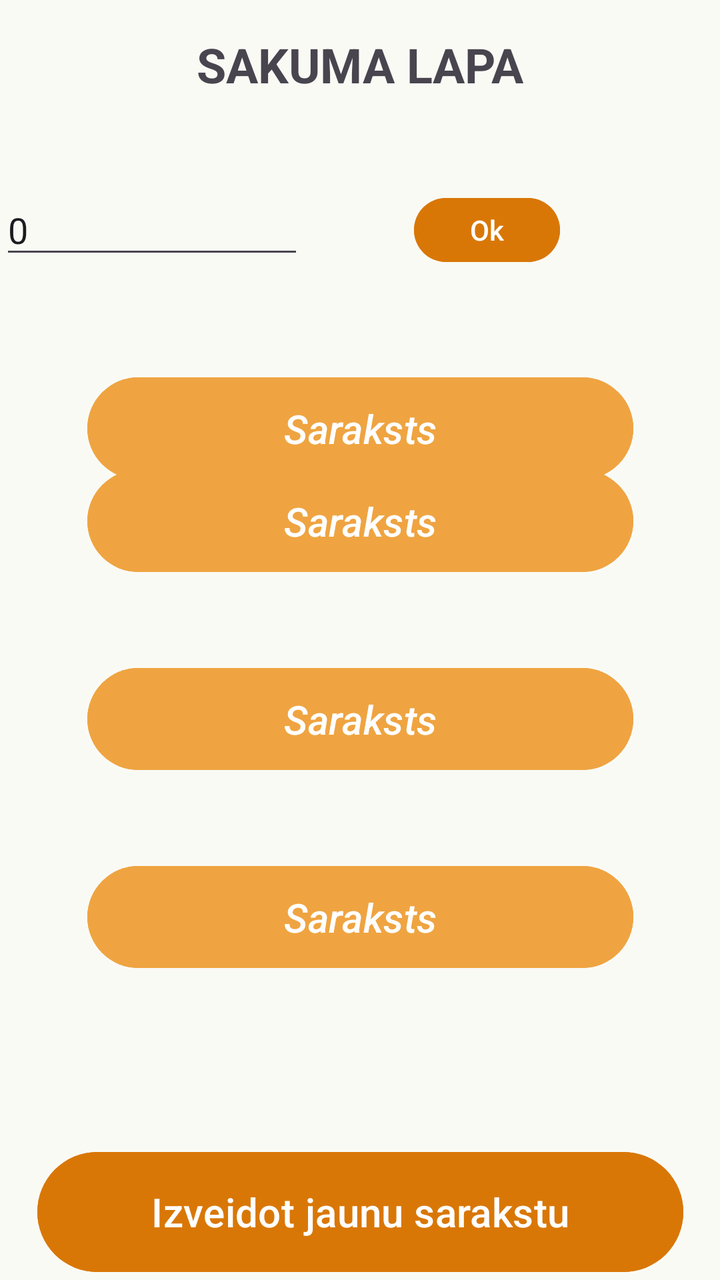
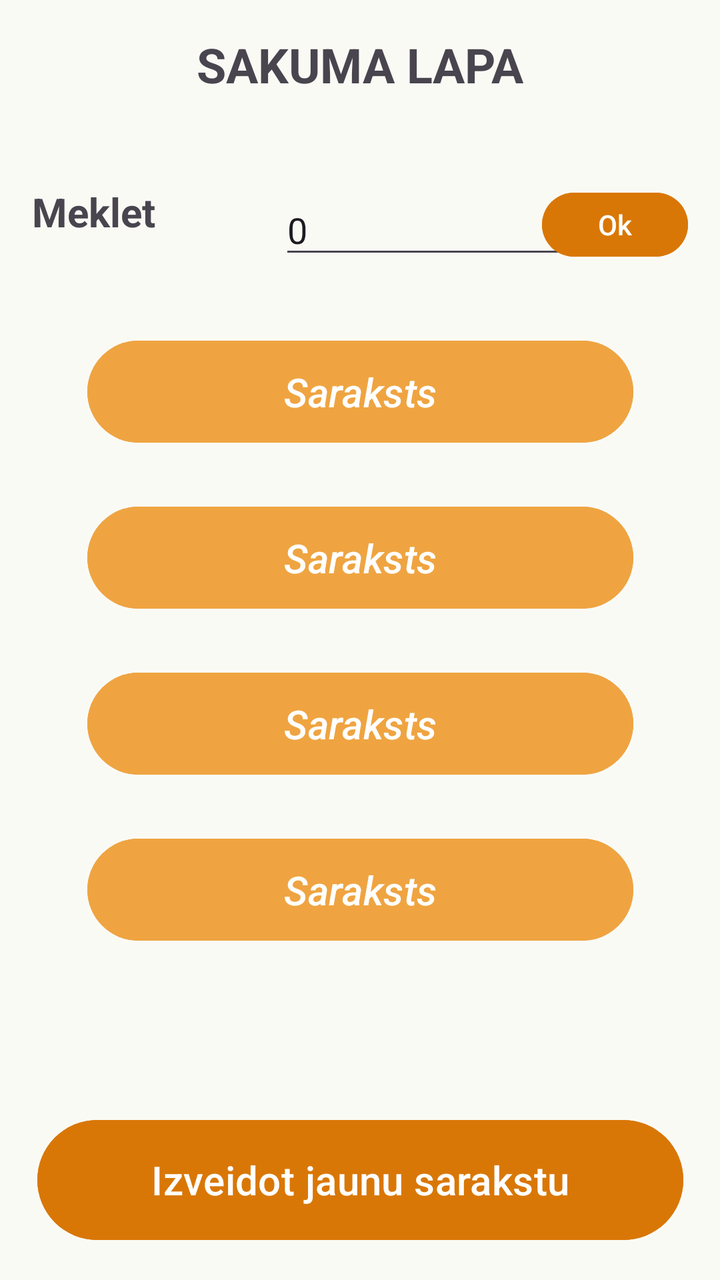

Screens rendered from an Android XML layout before and after an edit, with the pre-edit source and the edit as a unified diff.
<!-- AndroidManifest.xml: application theme Theme._11_PD2_PA_Giruckis_Nikitins_2026 -->
<!-- res/layout/main_page.xml -->
<?xml version="1.0" encoding="utf-8"?>
<androidx.constraintlayout.widget.ConstraintLayout xmlns:android="http://schemas.android.com/apk/res/android"
    xmlns:app="http://schemas.android.com/apk/res-auto"
    xmlns:tools="http://schemas.android.com/tools"
    android:layout_width="match_parent"
    android:layout_height="match_parent"
    android:background="#FAFAF5">

    <TextView
        android:id="@+id/main_page_text"
        android:layout_width="wrap_content"
        android:layout_height="wrap_content"
        android:layout_marginTop="16dp"
        android:text="@string/main_page_text"
        android:textAllCaps="true"
        android:textSize="24sp"
        android:textStyle="bold"
        app:layout_constraintEnd_toEndOf="parent"
        app:layout_constraintStart_toStartOf="parent"
        app:layout_constraintTop_toTopOf="parent" />

    <TextView
        android:id="@+id/main_page_FindText"
        android:layout_width="144dp"
        android:layout_height="29dp"
        android:layout_marginTop="44dp"
        android:layout_marginEnd="8dp"
        android:text="@string/main_page_text2"
        android:textSize="20sp"
        android:textStyle="bold"
        app:layout_constraintEnd_toStartOf="@+id/main_page_search"
        app:layout_constraintTop_toBottomOf="@+id/main_page_text" />

    <EditText
        android:id="@+id/main_page_search"
        android:layout_width="152dp"
        android:layout_height="42dp"
        android:layout_marginTop="44dp"
        android:autofillHints=""
        android:ems="10"
        android:inputType="text"
        android:text="@string/main_page_search"

        app:layout_constraintTop_toBottomOf="@+id/main_page_text"
        tools:ignore="MissingConstraints,TouchTargetSizeCheck"
        tools:layout_editor_absoluteX="159dp" />

    <Button
        android:id="@+id/main_page_list1"
        android:layout_width="273dp"
        android:layout_height="59dp"
        android:layout_marginTop="140dp"
        android:layout_marginBottom="28dp"
        android:backgroundTint="#EFA441"
        android:text="@string/main_page_button1"
        android:textSize="20sp"
        android:textStyle="italic"
        app:layout_constraintBottom_toTopOf="@id/main_page_list2"
        app:layout_constraintEnd_toEndOf="parent"
        app:layout_constraintStart_toStartOf="parent"
        app:layout_constraintTop_toBottomOf="@+id/main_page_text"
        app:layout_constraintVertical_bias="0.083" />

    <Button
        android:id="@+id/main_page_list2"
        android:layout_width="273dp"
        android:layout_height="59dp"
        android:layout_marginBottom="40dp"
        android:backgroundTint="#EFA441"
        android:text="@string/main_page_button2"
        android:textSize="20sp"
        android:textStyle="italic"
        app:layout_constraintBottom_toTopOf="@+id/main_page_list3"
        app:layout_constraintEnd_toEndOf="parent"
        app:layout_constraintStart_toStartOf="parent" />

    <Button
        android:id="@+id/main_page_list3"
        android:layout_width="273dp"
        android:layout_height="59dp"
        android:layout_marginBottom="40dp"
        android:backgroundTint="#EFA441"
        android:text="@string/main_page_button3"
        android:textSize="20sp"
        android:textStyle="italic"
        app:layout_constraintBottom_toTopOf="@+id/main_page_list4"
        app:layout_constraintEnd_toEndOf="parent"
        app:layout_constraintStart_toStartOf="parent" />

    <Button
        android:id="@+id/main_page_list4"
        android:layout_width="273dp"
        android:layout_height="59dp"
        android:layout_marginTop="40dp"
        android:backgroundTint="#EFA441"
        android:text="@string/main_page_button4"
        android:textSize="20sp"
        android:textStyle="italic"
        app:layout_constraintEnd_toEndOf="parent"
        app:layout_constraintStart_toStartOf="parent"
        app:layout_constraintTop_toBottomOf="@+id/main_page_list3" />

    <Button
        android:id="@+id/main_page_newList_button"
        android:layout_width="323dp"
        android:layout_height="68dp"
        android:layout_marginTop="84dp"
        android:backgroundTint="#D97706"
        android:text="@string/main_page_button5"
        android:textSize="20sp"
        app:layout_constraintBottom_toBottomOf="parent"
        app:layout_constraintEnd_toEndOf="parent"
        app:layout_constraintStart_toStartOf="parent"
        app:layout_constraintTop_toBottomOf="@+id/main_page_list4"
        app:layout_constraintVertical_bias="0.057" />

    <Button
        android:id="@+id/main_page_search_button"
        android:layout_width="73dp"
        android:layout_height="40dp"
        android:layout_marginTop="44dp"
        android:backgroundTint="#D97706"
        android:text="@string/main_page_button6"
        android:textSize="14sp"
        app:layout_constraintBottom_toTopOf="@+id/main_page_list1"
        app:layout_constraintEnd_toEndOf="parent"
        app:layout_constraintHorizontal_bias="0.407"
        app:layout_constraintStart_toEndOf="@+id/main_page_search"
        app:layout_constraintTop_toBottomOf="@+id/main_page_text"
        app:layout_constraintVertical_bias="0.052"
        tools:ignore="TouchTargetSizeCheck" />
</androidx.constraintlayout.widget.ConstraintLayout>
<!-- resources referenced by this layout -->
<resources>
  <string name="main_page_button1">Saraksts</string>
  <string name="main_page_button2">Saraksts</string>
  <string name="main_page_button3">Saraksts</string>
  <string name="main_page_button4">Saraksts</string>
  <string name="main_page_button5">Izveidot jaunu sarakstu</string>
  <string name="main_page_button6">Ok</string>
  <string name="main_page_search">0</string>
  <string name="main_page_text">Sakuma lapa</string>
  <string name="main_page_text2">Meklet sarakstu</string>
  <style name="Theme._11_PD2_PA_Giruckis_Nikitins_2026" parent="Base.Theme._11_PD2_PA_Giruckis_Nikitins_2026" />
  <style name="Base.Theme._11_PD2_PA_Giruckis_Nikitins_2026" parent="Theme.Material3.DayNight.NoActionBar">
          
          
      </style>
</resources>

<!-- the commit's change to res/layout/main_page.xml (unified diff, before → after) -->
@@ -23,75 +23,83 @@
         android:id="@+id/main_page_FindText"
         android:layout_width="144dp"
         android:layout_height="29dp"
+        android:layout_marginStart="16dp"
         android:layout_marginTop="44dp"
-        android:layout_marginEnd="8dp"
         android:text="@string/main_page_text2"
         android:textSize="20sp"
         android:textStyle="bold"
-        app:layout_constraintEnd_toStartOf="@+id/main_page_search"
+        app:layout_constraintStart_toStartOf="parent"
         app:layout_constraintTop_toBottomOf="@+id/main_page_text" />
 
     <EditText
         android:id="@+id/main_page_search"
         android:layout_width="152dp"
         android:layout_height="42dp"
+        android:layout_marginStart="8dp"
         android:layout_marginTop="44dp"
+        android:layout_marginEnd="8dp"
         android:autofillHints=""
         android:ems="10"
+
         android:inputType="text"
         android:text="@string/main_page_search"
-
+        app:layout_constraintEnd_toStartOf="@+id/main_page_search_button"
+        app:layout_constraintStart_toEndOf="@+id/main_page_FindText"
         app:layout_constraintTop_toBottomOf="@+id/main_page_text"
-        tools:ignore="MissingConstraints,TouchTargetSizeCheck"
-        tools:layout_editor_absoluteX="159dp" />
+        tools:ignore="MissingConstraints,TouchTargetSizeCheck" />
 
     <Button
         android:id="@+id/main_page_list1"
         android:layout_width="273dp"
         android:layout_height="59dp"
-        android:layout_marginTop="140dp"
-        android:layout_marginBottom="28dp"
+        android:layout_marginStart="16dp"
+        android:layout_marginTop="32dp"
+        android:layout_marginEnd="16dp"
         android:backgroundTint="#EFA441"
         android:text="@string/main_page_button1"
         android:textSize="20sp"
         android:textStyle="italic"
-        app:layout_constraintBottom_toTopOf="@id/main_page_list2"
         app:layout_constraintEnd_toEndOf="parent"
         app:layout_constraintStart_toStartOf="parent"
-        app:layout_constraintTop_toBottomOf="@+id/main_page_text"
-        app:layout_constraintVertical_bias="0.083" />
+        app:layout_constraintTop_toBottomOf="@+id/main_page_search" />
 
     <Button
         android:id="@+id/main_page_list2"
         android:layout_width="273dp"
         android:layout_height="59dp"
-        android:layout_marginBottom="40dp"
+        android:layout_marginStart="16dp"
+        android:layout_marginTop="24dp"
+        android:layout_marginEnd="16dp"
         android:backgroundTint="#EFA441"
         android:text="@string/main_page_button2"
         android:textSize="20sp"
         android:textStyle="italic"
-        app:layout_constraintBottom_toTopOf="@+id/main_page_list3"
         app:layout_constraintEnd_toEndOf="parent"
-        app:layout_constraintStart_toStartOf="parent" />
+        app:layout_constraintStart_toStartOf="parent"
+        app:layout_constraintTop_toBottomOf="@+id/main_page_list1" />
 
     <Button
         android:id="@+id/main_page_list3"
         android:layout_width="273dp"
         android:layout_height="59dp"
-        android:layout_marginBottom="40dp"
+        android:layout_marginStart="16dp"
+        android:layout_marginTop="24dp"
+        android:layout_marginEnd="16dp"
         android:backgroundTint="#EFA441"
         android:text="@string/main_page_button3"
         android:textSize="20sp"
         android:textStyle="italic"
-        app:layout_constraintBottom_toTopOf="@+id/main_page_list4"
         app:layout_constraintEnd_toEndOf="parent"
-        app:layout_constraintStart_toStartOf="parent" />
+        app:layout_constraintStart_toStartOf="parent"
+        app:layout_constraintTop_toBottomOf="@+id/main_page_list2" />
 
     <Button
         android:id="@+id/main_page_list4"
         android:layout_width="273dp"
         android:layout_height="59dp"
-        android:layout_marginTop="40dp"
+        android:layout_marginStart="16dp"
+        android:layout_marginTop="24dp"
+        android:layout_marginEnd="16dp"
         android:backgroundTint="#EFA441"
         android:text="@string/main_page_button4"
         android:textSize="20sp"
@@ -104,29 +112,26 @@
         android:id="@+id/main_page_newList_button"
         android:layout_width="323dp"
         android:layout_height="68dp"
-        android:layout_marginTop="84dp"
+        android:layout_marginStart="16dp"
+        android:layout_marginEnd="16dp"
+        android:layout_marginBottom="16dp"
         android:backgroundTint="#D97706"
         android:text="@string/main_page_button5"
         android:textSize="20sp"
         app:layout_constraintBottom_toBottomOf="parent"
         app:layout_constraintEnd_toEndOf="parent"
-        app:layout_constraintStart_toStartOf="parent"
-        app:layout_constraintTop_toBottomOf="@+id/main_page_list4"
-        app:layout_constraintVertical_bias="0.057" />
+        app:layout_constraintStart_toStartOf="parent" />
 
     <Button
         android:id="@+id/main_page_search_button"
         android:layout_width="73dp"
         android:layout_height="40dp"
         android:layout_marginTop="44dp"
+        android:layout_marginEnd="16dp"
         android:backgroundTint="#D97706"
         android:text="@string/main_page_button6"
         android:textSize="14sp"
-        app:layout_constraintBottom_toTopOf="@+id/main_page_list1"
         app:layout_constraintEnd_toEndOf="parent"
-        app:layout_constraintHorizontal_bias="0.407"
-        app:layout_constraintStart_toEndOf="@+id/main_page_search"
         app:layout_constraintTop_toBottomOf="@+id/main_page_text"
-        app:layout_constraintVertical_bias="0.052"
         tools:ignore="TouchTargetSizeCheck" />
 </androidx.constraintlayout.widget.ConstraintLayout>
